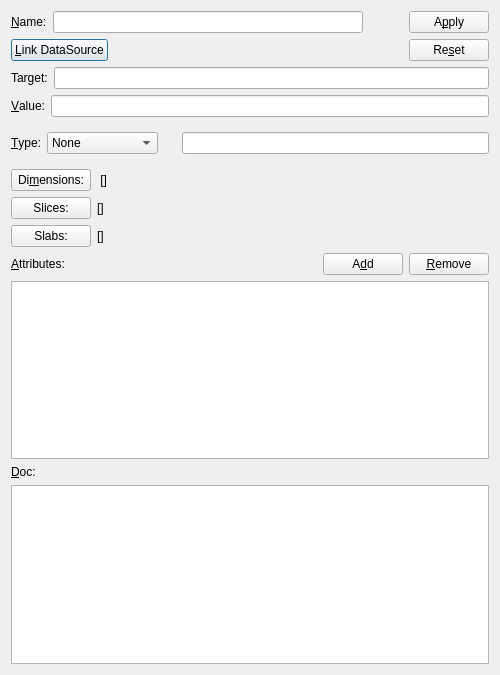
The window that nxsconfigtool/ui/mapdlg.ui (nexdatas/nxsdesigner) describes before a commit, drawn with Qt 5.
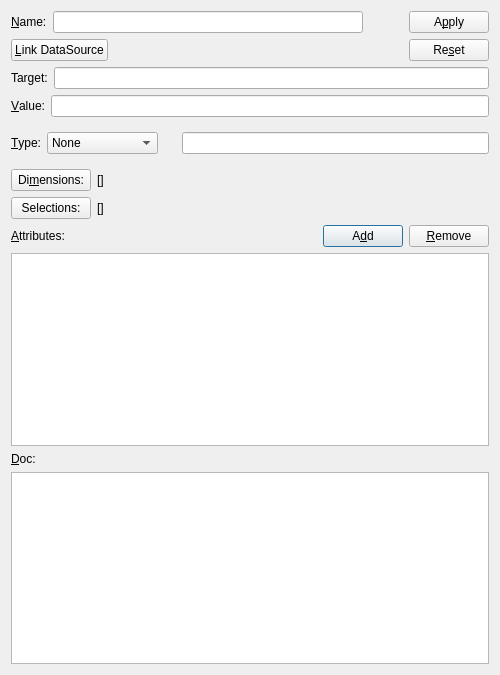
The same window after the commit.

Patch:
```diff
--- a/nxsconfigtool/ui/mapdlg.ui
+++ b/nxsconfigtool/ui/mapdlg.ui
@@ -20,6 +20,164 @@
    <string>Map</string>
   </property>
   <layout class="QGridLayout" name="gridLayout">
+   <item row="1" column="0">
+    <layout class="QHBoxLayout" name="horizontalLayout_10">
+     <item>
+      <widget class="QLabel" name="targetLabel">
+       <property name="text">
+        <string>Target:</string>
+       </property>
+       <property name="buddy">
+        <cstring>targetLineEdit</cstring>
+       </property>
+      </widget>
+     </item>
+     <item>
+      <widget class="QLineEdit" name="targetLineEdit"/>
+     </item>
+    </layout>
+   </item>
+   <item row="2" column="0">
+    <layout class="QHBoxLayout" name="horizontalLayout">
+     <item>
+      <widget class="QLabel" name="valueLabel">
+       <property name="text">
+        <string>&amp;Value:</string>
+       </property>
+       <property name="buddy">
+        <cstring>valueLineEdit</cstring>
+       </property>
+      </widget>
+     </item>
+     <item>
+      <widget class="QLineEdit" name="valueLineEdit"/>
+     </item>
+    </layout>
+   </item>
+   <item row="8" column="0">
+    <widget class="QLabel" name="docLabel">
+     <property name="text">
+      <string>&amp;Doc:</string>
+     </property>
+     <property name="buddy">
+      <cstring>docTextEdit</cstring>
+     </property>
+    </widget>
+   </item>
+   <item row="9" column="0">
+    <widget class="QTextEdit" name="docTextEdit"/>
+   </item>
+   <item row="6" column="0">
+    <layout class="QHBoxLayout" name="horizontalLayout_3">
+     <item>
+      <widget class="QLabel" name="attributesLabel">
+       <property name="text">
+        <string>&amp;Attributes:</string>
+       </property>
+       <property name="buddy">
+        <cstring>attributeTableWidget</cstring>
+       </property>
+      </widget>
+     </item>
+     <item>
+      <widget class="QPushButton" name="addPushButton">
+       <property name="sizePolicy">
+        <sizepolicy hsizetype="Fixed" vsizetype="Fixed">
+         <horstretch>0</horstretch>
+         <verstretch>0</verstretch>
+        </sizepolicy>
+       </property>
+       <property name="text">
+        <string>A&amp;dd</string>
+       </property>
+      </widget>
+     </item>
+     <item>
+      <widget class="QPushButton" name="removePushButton">
+       <property name="sizePolicy">
+        <sizepolicy hsizetype="Fixed" vsizetype="Fixed">
+         <horstretch>0</horstretch>
+         <verstretch>0</verstretch>
+        </sizepolicy>
+       </property>
+       <property name="text">
+        <string>&amp;Remove</string>
+       </property>
+      </widget>
+     </item>
+    </layout>
+   </item>
+   <item row="4" column="0">
+    <layout class="QHBoxLayout" name="horizontalLayout_4">
+     <item>
+      <widget class="QPushButton" name="dimPushButton">
+       <property name="sizePolicy">
+        <sizepolicy hsizetype="Fixed" vsizetype="Fixed">
+         <horstretch>0</horstretch>
+         <verstretch>0</verstretch>
+        </sizepolicy>
+       </property>
+       <property name="text">
+        <string>Di&amp;mensions:</string>
+       </property>
+      </widget>
+     </item>
+     <item>
+      <widget class="QLabel" name="dimLabel">
+       <property name="text">
+        <string>[]</string>
+       </property>
+      </widget>
+     </item>
+     <item>
+      <spacer name="horizontalSpacer_3">
+       <property name="orientation">
+        <enum>Qt::Horizontal</enum>
+       </property>
+       <property name="sizeHint" stdset="0">
+        <size>
+         <width>40</width>
+         <height>20</height>
+        </size>
+       </property>
+      </spacer>
+     </item>
+    </layout>
+   </item>
+   <item row="7" column="0">
+    <widget class="QTableWidget" name="attributeTableWidget"/>
+   </item>
+   <item row="5" column="0">
+    <layout class="QHBoxLayout" name="horizontalLayout_11">
+     <item>
+      <widget class="QPushButton" name="selectionsPushButton">
+       <property name="text">
+        <string>Selections:</string>
+       </property>
+      </widget>
+     </item>
+     <item>
+      <widget class="QLabel" name="selectionsLabel">
+       <property name="text">
+        <string>[]</string>
+       </property>
+      </widget>
+     </item>
+     <item>
+      <spacer name="selectionsHorizontalSpacer">
+       <property name="orientation">
+        <enum>Qt::Horizontal</enum>
+       </property>
+       <property name="sizeHint" stdset="0">
+        <size>
+         <width>40</width>
+         <height>20</height>
+        </size>
+       </property>
+      </spacer>
+     </item>
+    </layout>
+   </item>
    <item row="0" column="0">
     <layout class="QHBoxLayout" name="horizontalLayout_9">
      <item>
@@ -103,40 +261,6 @@
      </item>
     </layout>
    </item>
-   <item row="1" column="0">
-    <layout class="QHBoxLayout" name="horizontalLayout_10">
-     <item>
-      <widget class="QLabel" name="targetLabel">
-       <property name="text">
-        <string>Target:</string>
-       </property>
-       <property name="buddy">
-        <cstring>targetLineEdit</cstring>
-       </property>
-      </widget>
-     </item>
-     <item>
-      <widget class="QLineEdit" name="targetLineEdit"/>
-     </item>
-    </layout>
-   </item>
-   <item row="2" column="0">
-    <layout class="QHBoxLayout" name="horizontalLayout">
-     <item>
-      <widget class="QLabel" name="valueLabel">
-       <property name="text">
-        <string>&amp;Value:</string>
-       </property>
-       <property name="buddy">
-        <cstring>valueLineEdit</cstring>
-       </property>
-      </widget>
-     </item>
-     <item>
-      <widget class="QLineEdit" name="valueLineEdit"/>
-     </item>
-    </layout>
-   </item>
    <item row="3" column="0">
     <layout class="QFormLayout" name="formLayout_2">
      <property name="sizeConstraint">
@@ -308,161 +432,6 @@
      </item>
     </layout>
    </item>
-   <item row="4" column="0">
-    <layout class="QHBoxLayout" name="horizontalLayout_4">
-     <item>
-      <widget class="QPushButton" name="dimPushButton">
-       <property name="sizePolicy">
-        <sizepolicy hsizetype="Fixed" vsizetype="Fixed">
-         <horstretch>0</horstretch>
-         <verstretch>0</verstretch>
-        </sizepolicy>
-       </property>
-       <property name="text">
-        <string>Di&amp;mensions:</string>
-       </property>
-      </widget>
-     </item>
-     <item>
-      <widget class="QLabel" name="dimLabel">
-       <property name="text">
-        <string> []              </string>
-       </property>
-      </widget>
-     </item>
-     <item>
-      <spacer name="horizontalSpacer_3">
-       <property name="orientation">
-        <enum>Qt::Horizontal</enum>
-       </property>
-       <property name="sizeHint" stdset="0">
-        <size>
-         <width>40</width>
-         <height>20</height>
-        </size>
-       </property>
-      </spacer>
-     </item>
-    </layout>
-   </item>
-   <item row="5" column="0">
-    <layout class="QHBoxLayout" name="horizontalLayout_11">
-     <item>
-      <widget class="QPushButton" name="slicePushButton">
-       <property name="text">
-        <string>Slices:</string>
-       </property>
-      </widget>
-     </item>
-     <item>
-      <widget class="QLabel" name="sliceLabel">
-       <property name="text">
-        <string>[]</string>
-       </property>
-      </widget>
-     </item>
-     <item>
-      <spacer name="sliceHorizontalSpacer">
-       <property name="orientation">
-        <enum>Qt::Horizontal</enum>
-       </property>
-       <property name="sizeHint" stdset="0">
-        <size>
-         <width>40</width>
-         <height>20</height>
-        </size>
-       </property>
-      </spacer>
-     </item>
-    </layout>
-   </item>
-   <item row="6" column="0">
-    <layout class="QHBoxLayout" name="horizontalLayout_12">
-     <item>
-      <widget class="QPushButton" name="slabPushButton">
-       <property name="text">
-        <string>Slabs:</string>
-       </property>
-      </widget>
-     </item>
-     <item>
-      <widget class="QLabel" name="slabLabel">
-       <property name="text">
-        <string>[]</string>
-       </property>
-      </widget>
-     </item>
-     <item>
-      <spacer name="slabHhorizontalSpacer_4">
-       <property name="orientation">
-        <enum>Qt::Horizontal</enum>
-       </property>
-       <property name="sizeHint" stdset="0">
-        <size>
-         <width>40</width>
-         <height>20</height>
-        </size>
-       </property>
-      </spacer>
-     </item>
-    </layout>
-   </item>
-   <item row="7" column="0">
-    <layout class="QHBoxLayout" name="horizontalLayout_3">
-     <item>
-      <widget class="QLabel" name="attributesLabel">
-       <property name="text">
-        <string>&amp;Attributes:</string>
-       </property>
-       <property name="buddy">
-        <cstring>attributeTableWidget</cstring>
-       </property>
-      </widget>
-     </item>
-     <item>
-      <widget class="QPushButton" name="addPushButton">
-       <property name="sizePolicy">
-        <sizepolicy hsizetype="Fixed" vsizetype="Fixed">
-         <horstretch>0</horstretch>
-         <verstretch>0</verstretch>
-        </sizepolicy>
-       </property>
-       <property name="text">
-        <string>A&amp;dd</string>
-       </property>
-      </widget>
-     </item>
-     <item>
-      <widget class="QPushButton" name="removePushButton">
-       <property name="sizePolicy">
-        <sizepolicy hsizetype="Fixed" vsizetype="Fixed">
-         <horstretch>0</horstretch>
-         <verstretch>0</verstretch>
-        </sizepolicy>
-       </property>
-       <property name="text">
-        <string>&amp;Remove</string>
-       </property>
-      </widget>
-     </item>
-    </layout>
-   </item>
-   <item row="8" column="0">
-    <widget class="QTableWidget" name="attributeTableWidget"/>
-   </item>
-   <item row="9" column="0">
-    <widget class="QLabel" name="docLabel">
-     <property name="text">
-      <string>&amp;Doc:</string>
-     </property>
-     <property name="buddy">
-      <cstring>docTextEdit</cstring>
-     </property>
-    </widget>
-   </item>
-   <item row="10" column="0">
-    <widget class="QTextEdit" name="docTextEdit"/>
-   </item>
   </layout>
  </widget>
  <tabstops>
```
Left out of the diff: 2 changed lines with no effect on the pictures.
